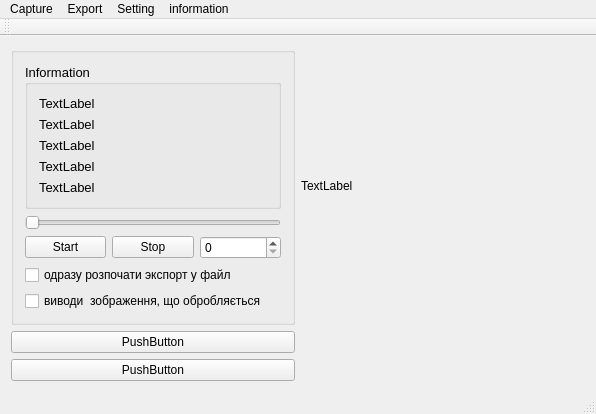
This is AnalyzerFoam/mainwindow.ui in alishkaLala/good as Qt 5 draws it before an edit. The edited form follows.
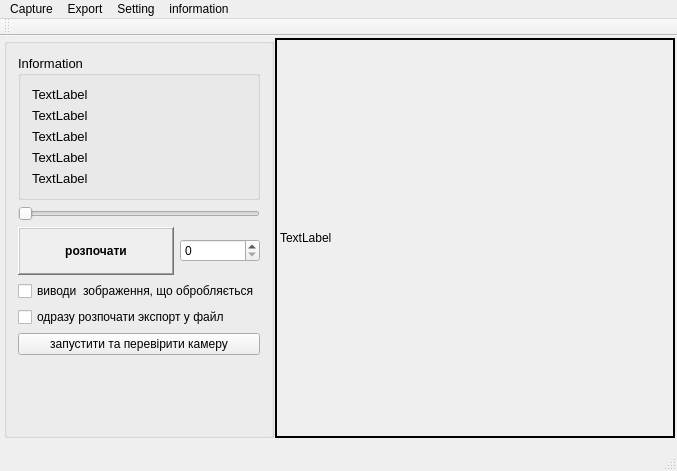
This is the edited form.

Patch:
```diff
--- a/AnalyzerFoam/mainwindow.ui
+++ b/AnalyzerFoam/mainwindow.ui
@@ -6,28 +6,68 @@
    <rect>
     <x>0</x>
     <y>0</y>
-    <width>596</width>
-    <height>377</height>
+    <width>650</width>
+    <height>464</height>
    </rect>
   </property>
   <property name="windowTitle">
    <string>MainWindow</string>
   </property>
   <widget class="QWidget" name="centralWidget">
-   <layout class="QGridLayout" name="gridLayout_3">
-    <item row="0" column="0">
+   <layout class="QGridLayout" name="gridLayout_2" rowstretch="0" columnstretch="0,0,0,0" rowminimumheight="0" columnminimumwidth="0,0,0,0">
+    <property name="sizeConstraint">
+     <enum>QLayout::SetMinAndMaxSize</enum>
+    </property>
+    <property name="leftMargin">
+     <number>4</number>
+    </property>
+    <property name="topMargin">
+     <number>2</number>
+    </property>
+    <property name="rightMargin">
+     <number>2</number>
+    </property>
+    <property name="spacing">
+     <number>1</number>
+    </property>
+    <item row="0" column="2">
+     <widget class="QLabel" name="capturePicture">
+      <property name="minimumSize">
+       <size>
+        <width>400</width>
+        <height>400</height>
+       </size>
+      </property>
+      <property name="maximumSize">
+       <size>
+        <width>16777215</width>
+        <height>16777215</height>
+       </size>
+      </property>
+      <property name="frameShape">
+       <enum>QFrame::WinPanel</enum>
+      </property>
+      <property name="text">
+       <string>TextLabel</string>
+      </property>
+      <property name="scaledContents">
+       <bool>true</bool>
+      </property>
+     </widget>
+    </item>
+    <item row="0" column="1">
      <widget class="QGroupBox" name="groupBox_2">
       <property name="maximumSize">
        <size>
-        <width>16777215</width>
+        <width>300</width>
         <height>16777215</height>
        </size>
       </property>
       <property name="title">
        <string/>
       </property>
-      <layout class="QGridLayout" name="gridLayout_2">
-       <item row="0" column="0" colspan="3">
+      <layout class="QVBoxLayout" name="verticalLayout">
+       <item>
         <widget class="QGroupBox" name="groupBox">
          <property name="font">
           <font>
@@ -101,82 +141,138 @@
          </layout>
         </widget>
        </item>
-       <item row="1" column="0" colspan="3">
+       <item>
         <widget class="QSlider" name="horizontalSlider">
          <property name="orientation">
           <enum>Qt::Horizontal</enum>
          </property>
         </widget>
        </item>
-       <item row="2" column="0">
-        <widget class="QPushButton" name="buttonStart">
-         <property name="text">
-          <string>Start</string>
-         </property>
-        </widget>
+       <item>
+        <layout class="QHBoxLayout" name="horizontalLayout_2">
+         <item>
+          <widget class="QFrame" name="frame">
+           <property name="autoFillBackground">
+            <bool>true</bool>
+           </property>
+           <property name="inputMethodHints">
+            <set>Qt::ImhUrlCharactersOnly</set>
+           </property>
+           <property name="frameShape">
+            <enum>QFrame::WinPanel</enum>
+           </property>
+           <property name="frameShadow">
+            <enum>QFrame::Raised</enum>
+           </property>
+           <property name="lineWidth">
+            <number>3</number>
+           </property>
+           <property name="midLineWidth">
+            <number>3</number>
+           </property>
+           <layout class="QHBoxLayout" name="horizontalLayout">
+            <item>
+             <widget class="QPushButton" name="startCalculation">
+              <property name="font">
+               <font>
+                <weight>75</weight>
+                <bold>true</bold>
+                <stylestrategy>PreferAntialias</stylestrategy>
+               </font>
+              </property>
+              <property name="cursor">
+               <cursorShape>PointingHandCursor</cursorShape>
+              </property>
+              <property name="text">
+               <string>розпочати</string>
+              </property>
+              <property name="checkable">
+               <bool>true</bool>
+              </property>
+              <property name="checked">
+               <bool>false</bool>
+              </property>
+              <property name="autoRepeat">
+               <bool>false</bool>
+              </property>
+              <property name="autoExclusive">
+               <bool>false</bool>
+              </property>
+              <property name="autoDefault">
+               <bool>false</bool>
+              </property>
+              <property name="default">
+               <bool>false</bool>
+              </property>
+              <property name="flat">
+               <bool>true</bool>
+              </property>
+             </widget>
+            </item>
+           </layout>
+          </widget>
+         </item>
+         <item>
+          <widget class="QSpinBox" name="spinBox">
+           <property name="maximumSize">
+            <size>
+             <width>80</width>
+             <height>16777215</height>
+            </size>
+           </property>
+          </widget>
+         </item>
+        </layout>
        </item>
-       <item row="2" column="1">
-        <widget class="QPushButton" name="buttonStop">
-         <property name="text">
-          <string>Stop</string>
-         </property>
-        </widget>
-       </item>
-       <item row="2" column="2">
-        <widget class="QSpinBox" name="spinBox"/>
-       </item>
-       <item row="4" column="0" colspan="3">
+       <item>
         <widget class="QCheckBox" name="processingImageShow">
          <property name="text">
           <string>виводи  зображення, що обробляється</string>
          </property>
         </widget>
        </item>
-       <item row="3" column="0" colspan="3">
+       <item>
         <widget class="QCheckBox" name="checkBox">
          <property name="text">
           <string>одразу розпочати экспорт у файл</string>
          </property>
         </widget>
        </item>
+       <item>
+        <widget class="QPushButton" name="pushButton">
+         <property name="text">
+          <string>запустити та перевірити камеру</string>
+         </property>
+        </widget>
+       </item>
+       <item>
+        <spacer name="verticalSpacer">
+         <property name="orientation">
+          <enum>Qt::Vertical</enum>
+         </property>
+         <property name="sizeHint" stdset="0">
+          <size>
+           <width>20</width>
+           <height>40</height>
+          </size>
+         </property>
+        </spacer>
+       </item>
       </layout>
      </widget>
     </item>
-    <item row="0" column="1">
-     <widget class="QLabel" name="capturePicture">
-      <property name="minimumSize">
-       <size>
-        <width>250</width>
-        <height>250</height>
-       </size>
+    <item row="0" column="3">
+     <spacer name="horizontalSpacer">
+      <property name="orientation">
+       <enum>Qt::Horizontal</enum>
       </property>
-      <property name="maximumSize">
+      <property name="sizeHint" stdset="0">
        <size>
-        <width>16777215</width>
-        <height>16777215</height>
+        <width>40</width>
+        <height>20</height>
        </size>
       </property>
-      <property name="text">
-       <string>TextLabel</string>
-      </property>
-      <property name="scaledContents">
-       <bool>true</bool>
-      </property>
-     </widget>
-    </item>
-    <item row="1" column="0">
-     <widget class="QPushButton" name="pushButton">
-      <property name="text">
-       <string>PushButton</string>
-      </property>
-     </widget>
-    </item>
-    <item row="2" column="0">
-     <widget class="QPushButton" name="pushButton_2">
-      <property name="text">
-       <string>PushButton</string>
-      </property>
-     </widget>
+     </spacer>
     </item>
    </layout>
   </widget>
@@ -185,7 +281,7 @@
     <rect>
      <x>0</x>
      <y>0</y>
-     <width>596</width>
+     <width>650</width>
      <height>21</height>
     </rect>
    </property>
```
